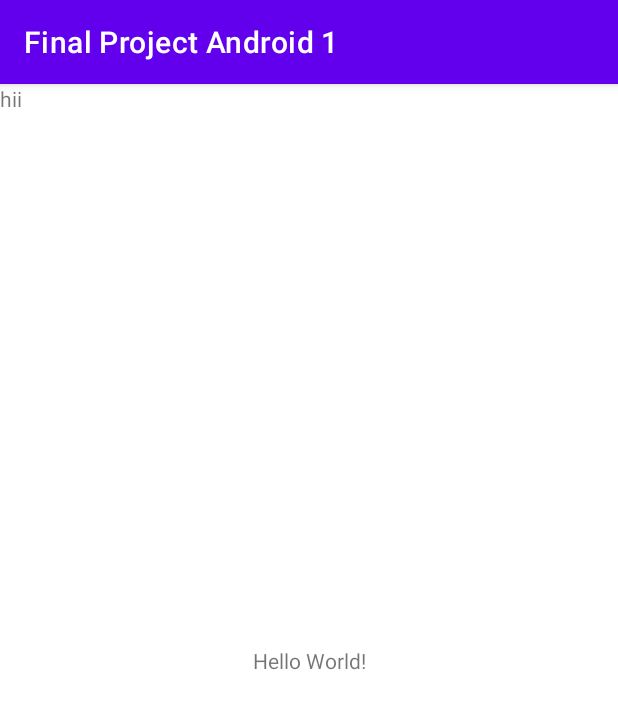
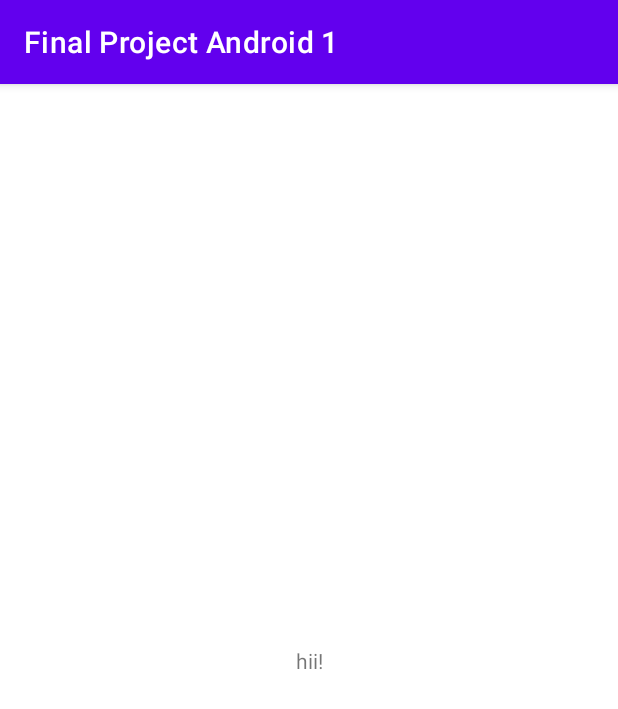
Before and after one commit to hotwinter360/FinalProjectAndroidOneHIT, an Android app: the screen it shows after launch (MainActivity), on a phone screen of 412 x 824 dp. Shown: the top 709 px of the screen. Run offline under Robolectric (Android 15) with nearby library versions, the phone set to English and light mode, and no system bars.

Commit message:
מה עכשיו?

```diff
--- a/app/src/main/res/layout/activity_main.xml
+++ b/app/src/main/res/layout/activity_main.xml
@@ -9,7 +9,6 @@
     <TextView
         android:layout_width="wrap_content"
         android:layout_height="wrap_content"
-        android:text="Hello World!"
         app:layout_constraintBottom_toBottomOf="parent"
         app:layout_constraintLeft_toLeftOf="parent"
         app:layout_constraintRight_toRightOf="parent"
@@ -17,6 +16,12 @@
 
     <TextView
         android:layout_width="wrap_content"
-        android:layout_height="match_parent"
-        android:text="hii"/>
+        android:layout_height="wrap_content"
+        android:text="hii!"
+        app:layout_constraintBottom_toBottomOf="parent"
+        app:layout_constraintLeft_toLeftOf="parent"
+        app:layout_constraintRight_toRightOf="parent"
+        app:layout_constraintTop_toTopOf="parent" />
+
+
 </androidx.constraintlayout.widget.ConstraintLayout>
```
